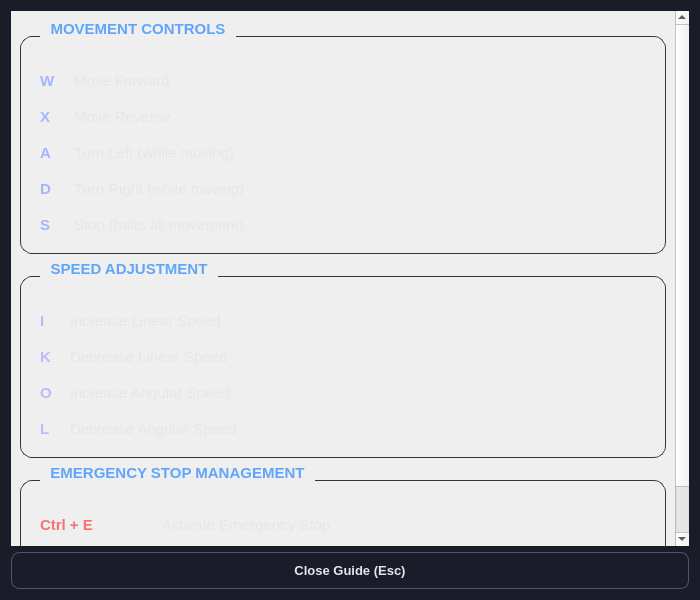
This is waywiser_teleop/user_interface/twist_keyboard/usage_guide.ui in RISE-Dependable-Transport-Systems/WayWiseR as Qt 5 draws it before an edit. The edited form follows.
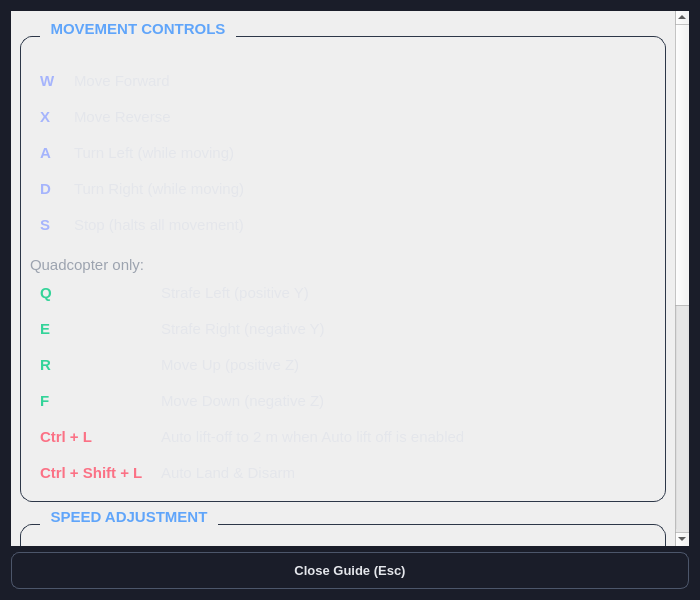
This is the edited form.

Commit message: waywiser_teleop: rework twist_keyboard UI and node

```diff
--- a/waywiser_teleop/user_interface/twist_keyboard/usage_guide.ui
+++ b/waywiser_teleop/user_interface/twist_keyboard/usage_guide.ui
@@ -129,6 +129,55 @@
                                                         all movement)&lt;/td&gt;
                                                         &lt;/tr&gt;
                                                         &lt;/table&gt;
+                                                        &lt;p style='margin-top: 12px; color: #9ca3af;'&gt;
+                                                        Quadcopter only:
+                                                        &lt;/p&gt;
+                                                        &lt;table style='width: 100%;
+                                                        border-collapse: collapse;'&gt;
+                                                        &lt;tr&gt;
+                                                        &lt;td style='padding: 8px; width:
+                                                        120px;'&gt;&lt;span style='color: #34d399;
+                                                        font-weight:
+                                                        700;'&gt;Q&lt;/span&gt;&lt;/td&gt;
+                                                        &lt;td style='padding: 8px;'&gt;Strafe Left
+                                                        (positive Y)&lt;/td&gt;
+                                                        &lt;/tr&gt;
+                                                        &lt;tr&gt;
+                                                        &lt;td style='padding: 8px;'&gt;&lt;span
+                                                        style='color: #34d399; font-weight:
+                                                        700;'&gt;E&lt;/span&gt;&lt;/td&gt;
+                                                        &lt;td style='padding: 8px;'&gt;Strafe Right
+                                                        (negative Y)&lt;/td&gt;
+                                                        &lt;/tr&gt;
+                                                        &lt;tr&gt;
+                                                        &lt;td style='padding: 8px;'&gt;&lt;span
+                                                        style='color: #34d399; font-weight:
+                                                        700;'&gt;R&lt;/span&gt;&lt;/td&gt;
+                                                        &lt;td style='padding: 8px;'&gt;Move Up
+                                                        (positive Z)&lt;/td&gt;
+                                                        &lt;/tr&gt;
+                                                        &lt;tr&gt;
+                                                        &lt;td style='padding: 8px;'&gt;&lt;span
+                                                        style='color: #34d399; font-weight:
+                                                        700;'&gt;F&lt;/span&gt;&lt;/td&gt;
+                                                        &lt;td style='padding: 8px;'&gt;Move Down
+                                                        (negative Z)&lt;/td&gt;
+                                                        &lt;/tr&gt;
+                                                        &lt;tr&gt;
+                                                        &lt;td style='padding: 8px;'&gt;&lt;span
+                                                        style='color: #fb7185; font-weight:
+                                                        700;'&gt;Ctrl + L&lt;/span&gt;&lt;/td&gt;
+                                                        &lt;td style='padding: 8px;'&gt;Auto lift-off
+                                                        to 2 m when Auto lift off is enabled&lt;/td&gt;
+                                                        &lt;/tr&gt;
+                                                        &lt;tr&gt;
+                                                        &lt;td style='padding: 8px;'&gt;&lt;span
+                                                        style='color: #fb7185; font-weight:
+                                                        700;'&gt;Ctrl + Shift + L&lt;/span&gt;&lt;/td&gt;
+                                                        &lt;td style='padding: 8px;'&gt;Auto
+                                                        Land &amp;amp; Disarm&lt;/td&gt;
+                                                        &lt;/tr&gt;
+                                                        &lt;/table&gt;
                                                         &lt;/div&gt;</string>
                                                 </property>
                                                 <property name="wordWrap">
@@ -232,6 +281,46 @@
                                     </layout>
                                 </widget>
                             </item>
+                            <item>
+                                <widget class="QGroupBox" name="quadcopter_arm_group">
+                                    <property name="title">
+                                        <string>QUADCOPTER ARM MANAGEMENT</string>
+                                    </property>
+                                    <layout class="QVBoxLayout" name="verticalLayout_arm_group">
+                                        <item>
+                                            <widget class="QLabel" name="quadcopter_arm_text">
+                                                <property name="text">
+                                                    <string>&lt;div style='line-height: 1.8;
+                                                        font-size: 11pt;'&gt;
+                                                        &lt;table style='width: 100%;
+                                                        border-collapse: collapse;'&gt;
+                                                        &lt;tr&gt;
+                                                        &lt;td style='padding: 8px; width:
+                                                        180px;'&gt;&lt;span style='color: #34d399;
+                                                        font-weight: 700;'&gt;Ctrl +
+                                                        M&lt;/span&gt;&lt;/td&gt;
+                                                        &lt;td style='padding: 8px;'&gt;Request arm
+                                                        (only when ready for takeoff)&lt;/td&gt;
+                                                        &lt;/tr&gt;
+                                                        &lt;tr&gt;
+                                                        &lt;td style='padding: 8px;'&gt;&lt;span
+                                                        style='color: #fbbf24; font-weight:
+                                                        700;'&gt;Ctrl + Shift +
+                                                        M&lt;/span&gt;&lt;/td&gt;
+                                                        &lt;td style='padding: 8px;'&gt;Request
+                                                        disarm (only when not in air)&lt;/td&gt;
+                                                        &lt;/tr&gt;
+                                                        &lt;/table&gt;
+                                                        &lt;/div&gt;</string>
+                                                </property>
+                                                <property name="wordWrap">
+                                                    <bool>true</bool>
+                                                </property>
+                                            </widget>
+                                        </item>
+                                    </layout>
+                                </widget>
+                            </item>
                         </layout>
                     </widget>
                 </widget>
```
The commit also changes 2 other files.
